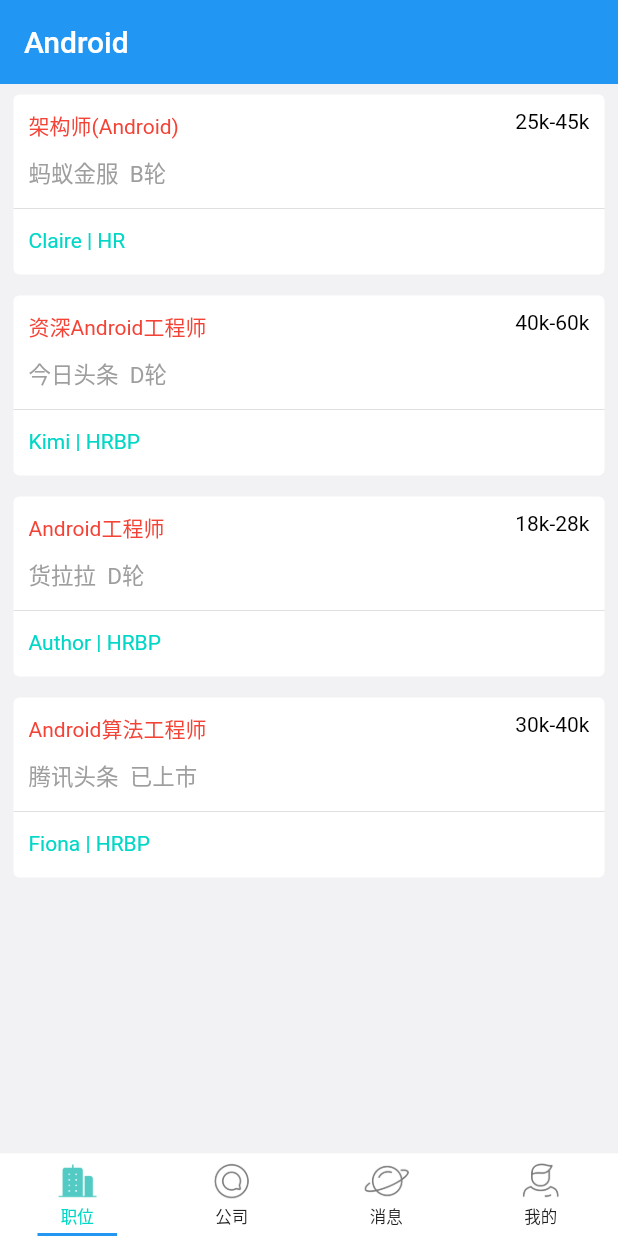
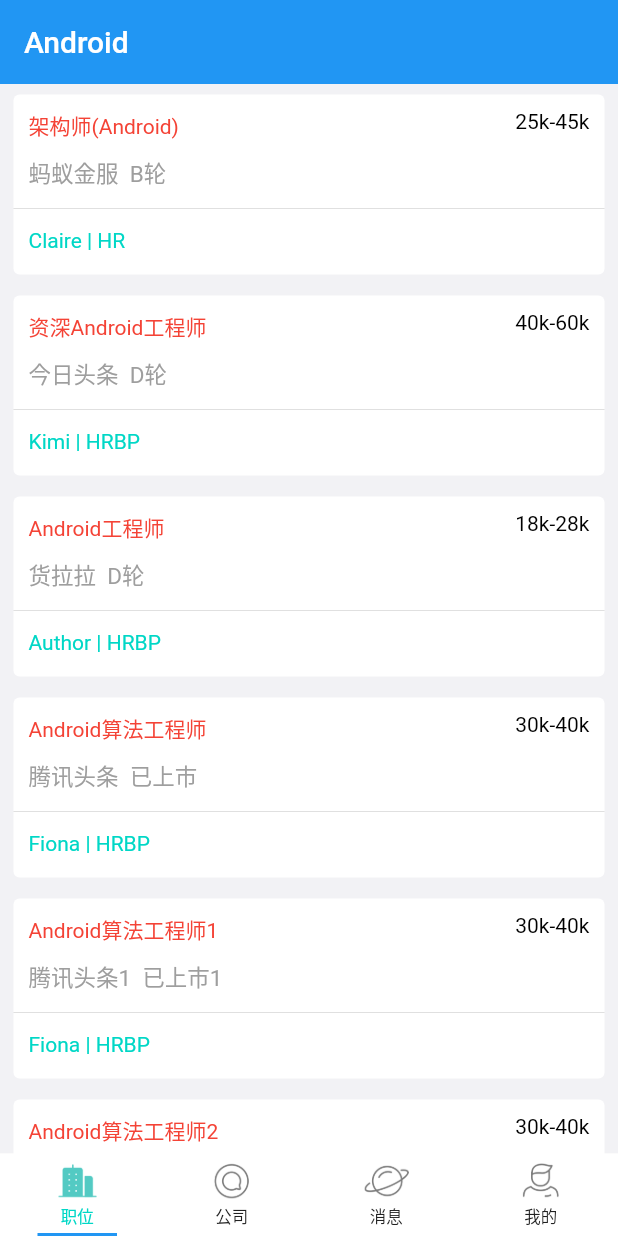
Before and after one commit to Leiii-Li/Flutter_Boss, a Flutter app: the screen it shows after launch, on a phone screen of 412 x 824 dp. Run offline on Flutter 3.47's test engine with Material 2 defaults, Android fonts, the phone set to English and light mode, and no system bars.

Commit message:
增加数据

```diff
--- a/lib/component/JobsPageTab.dart
+++ b/lib/component/JobsPageTab.dart
@@ -53,6 +53,27 @@ class JobList extends State<JobsTab> {
             "salary":"30k-40k",
             "username":"Fiona",
             "title":"HRBP"
+          },{
+            "name":"Android算法工程师1",
+            "cname":"腾讯头条1",
+            "size":"已上市1",
+            "salary":"30k-40k",
+            "username":"Fiona",
+            "title":"HRBP"
+          },{
+            "name":"Android算法工程师2",
+            "cname":"腾讯头条2",
+            "size":"已上市2",
+            "salary":"30k-40k",
+            "username":"Fiona",
+            "title":"HRBP"
+          },{
+            "name":"Android算法工程师3",
+            "cname":"腾讯头条3",
+            "size":"已上市3",
+            "salary":"30k-40k",
+            "username":"Fiona",
+            "title":"HRBP"
           }
         ]
       }
```
